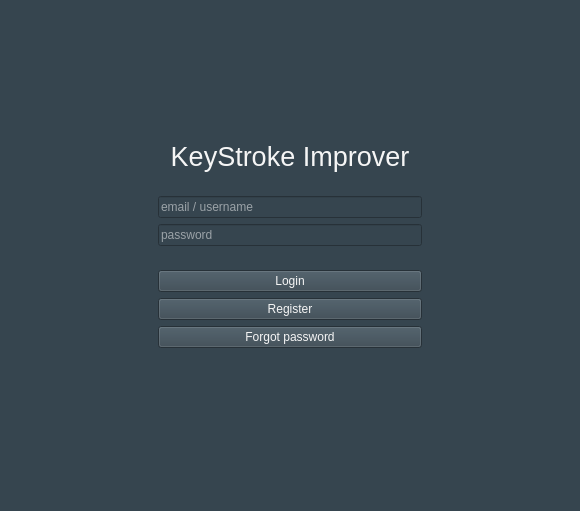
Qt form login.ui (Prakash5209/typing_tutor) before a commit.
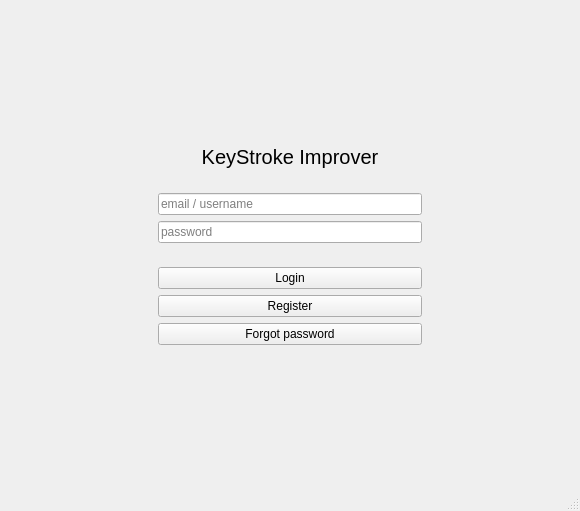
The same form after that commit.

Diff of the .ui file:
```diff
--- a/login.ui
+++ b/login.ui
@@ -23,7 +23,7 @@
    <bool>false</bool>
   </property>
   <property name="styleSheet">
-   <string notr="true">background-color:#36454F;</string>
+   <string notr="true"/>
   </property>
   <widget class="QWidget" name="centralwidget">
    <layout class="QGridLayout" name="gridLayout_2">
@@ -97,15 +97,15 @@
             <property name="font">
              <font>
               <family>Ubuntu</family>
-              <pointsize>20</pointsize>
+              <pointsize>15</pointsize>
               <weight>50</weight>
               <italic>false</italic>
               <bold>false</bold>
              </font>
             </property>
             <property name="styleSheet">
-             <string notr="true">color:whitesmoke;
-font: 20pt &quot;Ubuntu&quot;;</string>
+             <string notr="true">
+font: 15pt &quot;Ubuntu&quot;;</string>
             </property>
             <property name="text">
              <string>KeyStroke Improver</string>
@@ -130,7 +130,7 @@
           <item>
            <widget class="QLineEdit" name="usernamelineEdit">
             <property name="styleSheet">
-             <string notr="true">color:white;</string>
+             <string notr="true"/>
             </property>
             <property name="placeholderText">
              <string>email / username</string>
@@ -140,7 +140,8 @@
           <item>
            <widget class="QLineEdit" name="passwordlineEdit">
             <property name="styleSheet">
-             <string notr="true">color:white;</string>
+             <string notr="true">
+</string>
             </property>
             <property name="placeholderText">
              <string>password</string>
@@ -162,7 +163,7 @@
           <item>
            <widget class="QPushButton" name="login_button">
             <property name="styleSheet">
-             <string notr="true">color:whitesmoke;</string>
+             <string notr="true"/>
             </property>
             <property name="text">
              <string>Login</string>
@@ -172,7 +173,7 @@
           <item>
            <widget class="QPushButton" name="pushButton_2">
             <property name="styleSheet">
-             <string notr="true">color:whitesmoke;</string>
+             <string notr="true"/>
             </property>
             <property name="text">
              <string>Register</string>
@@ -182,7 +183,7 @@
           <item>
            <widget class="QPushButton" name="forgotPassword_btn">
             <property name="styleSheet">
-             <string notr="true">color:whitesmoke;</string>
+             <string notr="true"/>
             </property>
             <property name="text">
              <string>Forgot password</string>
```
